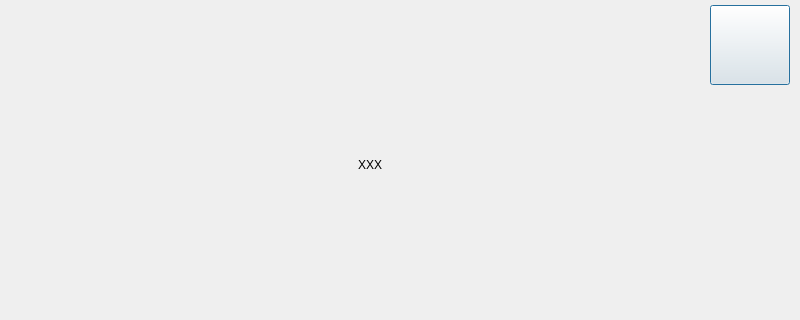
First picture: the form in src/XMusic/ui/msgbox.ui, repository 1028417/XMusic, before the edit.
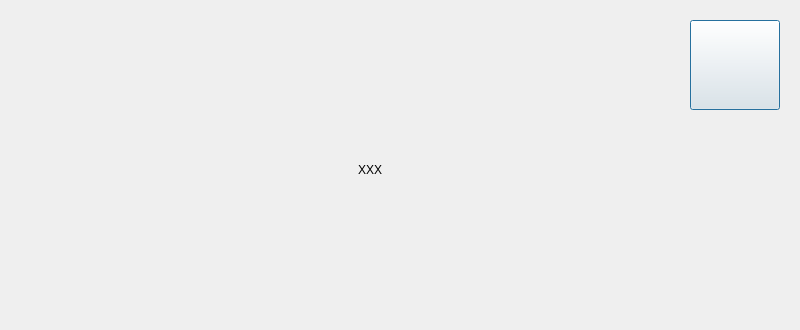
Second picture: the form after the edit. Icons and pictures are not drawn. Custom widgets are drawn as their Qt base class.

The edit to the form file:
```diff
--- a/src/XMusic/ui/msgbox.ui
+++ b/src/XMusic/ui/msgbox.ui
@@ -7,7 +7,7 @@
     <x>0</x>
     <y>0</y>
     <width>800</width>
-    <height>320</height>
+    <height>330</height>
    </rect>
   </property>
   <property name="windowTitle">
@@ -17,7 +17,7 @@
    <property name="geometry">
     <rect>
      <x>40</x>
-     <y>125</y>
+     <y>130</y>
      <width>660</width>
      <height>80</height>
     </rect>
@@ -32,10 +32,10 @@
   <widget class="CButton" name="btnX">
    <property name="geometry">
     <rect>
-     <x>710</x>
-     <y>5</y>
-     <width>80</width>
-     <height>80</height>
+     <x>690</x>
+     <y>20</y>
+     <width>90</width>
+     <height>90</height>
     </rect>
    </property>
    <property name="autoFillBackground">
@@ -59,16 +59,16 @@
   </widget>
  </widget>
  <customwidgets>
-  <customwidget>
-   <class>CButton</class>
-   <extends>QPushButton</extends>
-   <header location="global">button.h</header>
-  </customwidget>
   <customwidget>
    <class>CLabel</class>
    <extends>QLabel</extends>
    <header location="global">label.h</header>
   </customwidget>
+  <customwidget>
+   <class>CButton</class>
+   <extends>QPushButton</extends>
+   <header location="global">button.h</header>
+  </customwidget>
  </customwidgets>
  <resources/>
  <connections/>
```
